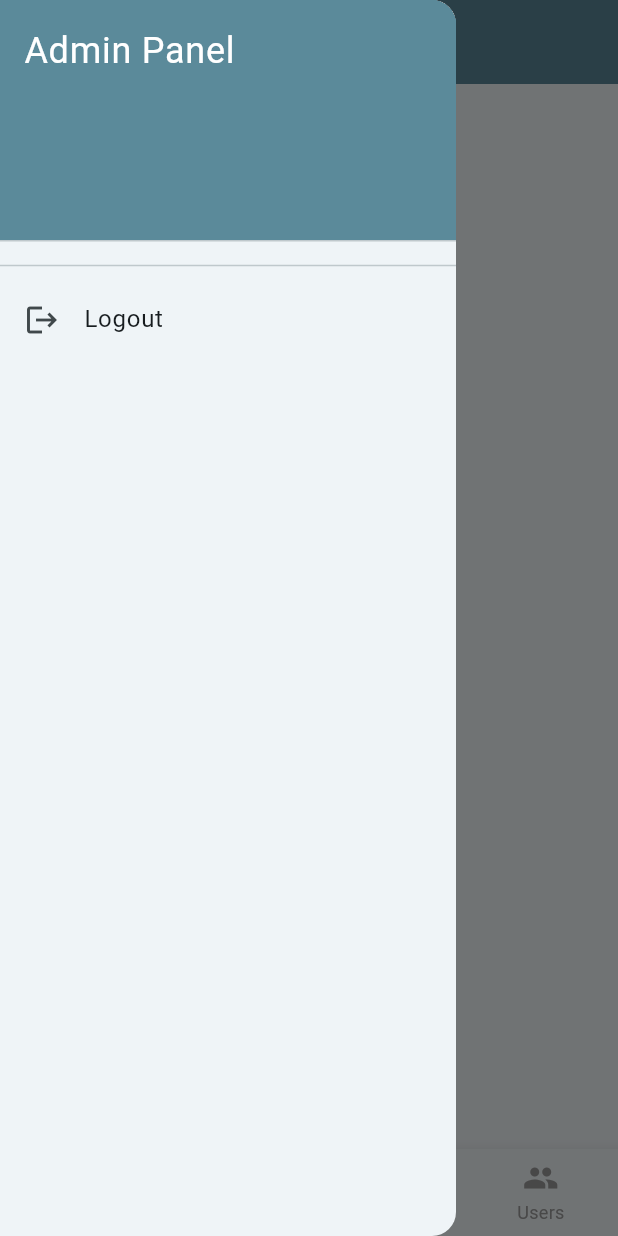
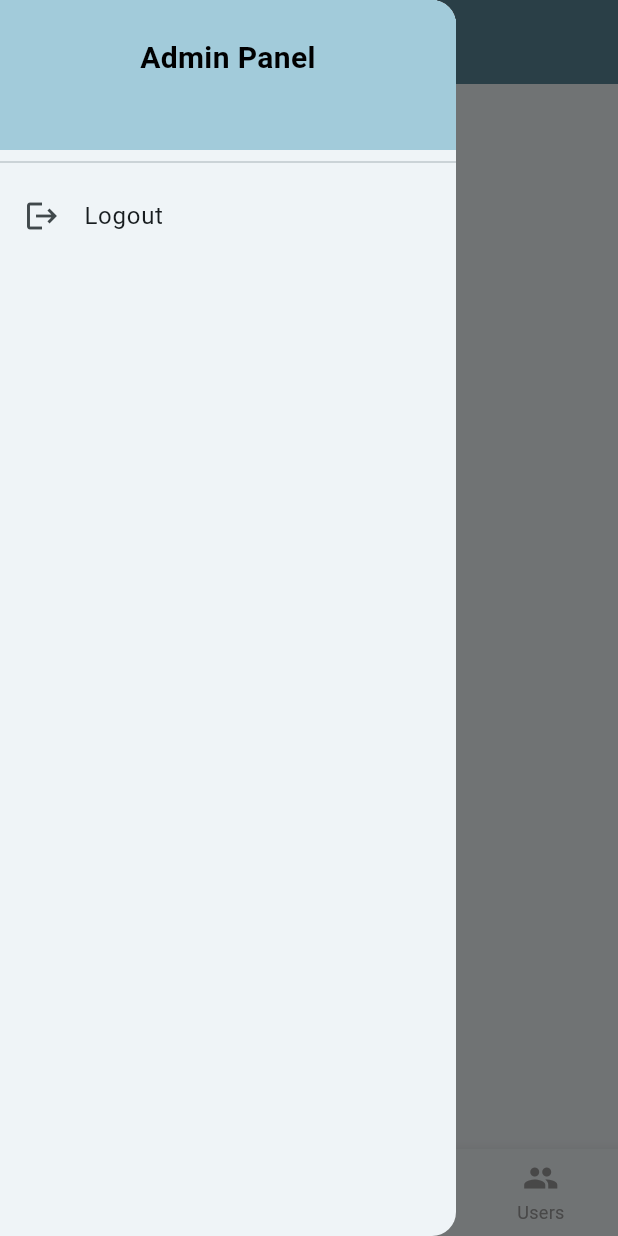
Before and after one commit to Khurram-Devs/Watch-Hub-Admin-FlutterFire, a Flutter app: the AdminLayout screen opened directly with empty values, with the side drawer open, on a phone screen of 412 x 824 dp. Run offline on Flutter 3.47's test engine with Material 3 defaults, Android fonts, the phone set to English and light mode, and no system bars; our stand-ins replace badges, cloud_firestore, firebase_core, firebase_database, fl_chart, flutter_svg and 4 more; accounts and stored records are empty.

Commit message:
Fixed Layout

```diff
--- a/lib/widgets/layout/admin_layout.dart
+++ b/lib/widgets/layout/admin_layout.dart
@@ -168,13 +168,42 @@ class AdminLayout extends StatelessWidget {
         child: ListView(
           padding: EdgeInsets.zero,
           children: [
-            const DrawerHeader(
-              decoration: BoxDecoration(color: Color(0xFF5B8A9A)),
-              child: Text(
-                'Admin Panel',
-                style: TextStyle(color: Colors.white, fontSize: 24),
+            Container(
+              height: 100,
+              color: const Color(0xFFA2CBDA),
+              alignment: Alignment.center,
+              child: Column(
+                mainAxisAlignment: MainAxisAlignment.center,
+                children: [
+                  const Text(
+                    'Admin Panel',
+                    style: TextStyle(color: Colors.black, fontSize: 20, fontWeight: FontWeight.w600),
+                    textAlign: TextAlign.center,
+                  ),
+                  Text(
+                    role,
+                    style: TextStyle(
+                      color:
+                          role.toUpperCase() == 'SUPER ADMIN'
+                              ? Colors.redAccent
+                              : role.toUpperCase() == 'PRODUCT MANAGER'
+                              ? Colors.deepPurple
+                              : role.toUpperCase() == 'BRANDS MANAGER'
+                              ? Colors.teal
+                              : role.toUpperCase() == 'CUSTOMER SERVICE'
+                              ? Colors.orange
+                              : role.toUpperCase() == 'ORDERS MANAGER'
+                              ? Colors.lightGreen
+                              : Colors.grey,
+                      fontSize: 16,
+                      fontWeight: FontWeight.w900
+                    ),
+                    textAlign: TextAlign.center,
+                  ),
+                ],
               ),
             ),
+
             _buildDrawerItem(context, 'Products', Icons.watch, 0),
             _buildDrawerItem(context, 'Brands', Icons.branding_watermark, 1),
             _buildDrawerItem(context, 'Testimonials', Icons.reviews, 2),
```
